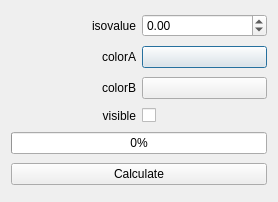
The window that src/langmuirView/forms/isosurfacedialog.ui (LangmuirSim/langmuir) describes before a commit, drawn with Qt 5.
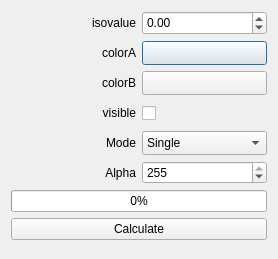
The same window after the commit. Custom widgets are drawn as their Qt base class.

Commit message: Added options iso dialog.

The edit to the form file:
```diff
--- a/src/langmuirView/forms/isosurfacedialog.ui
+++ b/src/langmuirView/forms/isosurfacedialog.ui
@@ -7,7 +7,7 @@
     <x>0</x>
     <y>0</y>
     <width>274</width>
-    <height>202</height>
+    <height>259</height>
    </rect>
   </property>
   <property name="windowTitle">
@@ -24,28 +24,45 @@
      </property>
     </widget>
    </item>
-   <item row="0" column="0">
-    <widget class="QLabel" name="labelIsoValue">
-     <property name="text">
-      <string>isovalue</string>
+   <item row="0" column="1">
+    <widget class="QDoubleSpinBox" name="doubleSpinBoxIsoValue">
+     <property name="minimumSize">
+      <size>
+       <width>0</width>
+       <height>24</height>
+      </size>
      </property>
-     <property name="alignment">
-      <set>Qt::AlignRight|Qt::AlignTrailing|Qt::AlignVCenter</set>
+     <property name="maximumSize">
+      <size>
+       <width>16777215</width>
+       <height>24</height>
+      </size>
      </property>
-    </widget>
-   </item>
-   <item row="1" column="0">
-    <widget class="QLabel" name="labelColorA">
-     <property name="text">
-      <string>colorA</string>
+     <property name="minimum">
+      <double>-100.000000000000000</double>
      </property>
-     <property name="alignment">
-      <set>Qt::AlignRight|Qt::AlignTrailing|Qt::AlignVCenter</set>
+     <property name="maximum">
+      <double>100.000000000000000</double>
+     </property>
+     <property name="singleStep">
+      <double>0.100000000000000</double>
      </property>
     </widget>
    </item>
    <item row="1" column="1">
     <widget class="ColorButton" name="colorButtonA">
+     <property name="minimumSize">
+      <size>
+       <width>0</width>
+       <height>24</height>
+      </size>
+     </property>
+     <property name="maximumSize">
+      <size>
+       <width>16777215</width>
+       <height>24</height>
+      </size>
+     </property>
      <property name="text">
       <string/>
      </property>
@@ -61,21 +78,45 @@
      </property>
     </widget>
    </item>
-   <item row="2" column="1">
-    <widget class="ColorButton" name="colorButtonB">
-     <property name="text">
-      <string/>
-     </property>
-    </widget>
-   </item>
    <item row="3" column="1">
     <widget class="QCheckBox" name="checkBoxVisible">
+     <property name="minimumSize">
+      <size>
+       <width>0</width>
+       <height>24</height>
+      </size>
+     </property>
+     <property name="maximumSize">
+      <size>
+       <width>16777215</width>
+       <height>24</height>
+      </size>
+     </property>
      <property name="text">
       <string/>
      </property>
     </widget>
    </item>
-   <item row="4" column="0" colspan="2">
+   <item row="2" column="1">
+    <widget class="ColorButton" name="colorButtonB">
+     <property name="minimumSize">
+      <size>
+       <width>0</width>
+       <height>24</height>
+      </size>
+     </property>
+     <property name="maximumSize">
+      <size>
+       <width>16777215</width>
+       <height>24</height>
+      </size>
+     </property>
+     <property name="text">
+      <string/>
+     </property>
+    </widget>
+   </item>
+   <item row="6" column="0" colspan="2">
     <widget class="QProgressBar" name="calculateProgress">
      <property name="minimumSize">
       <size>
@@ -94,7 +135,17 @@
      </property>
     </widget>
    </item>
-   <item row="5" column="0" colspan="2">
+   <item row="0" column="0">
+    <widget class="QLabel" name="labelIsoValue">
+     <property name="text">
+      <string>isovalue</string>
+     </property>
+     <property name="alignment">
+      <set>Qt::AlignRight|Qt::AlignTrailing|Qt::AlignVCenter</set>
+     </property>
+    </widget>
+   </item>
+   <item row="7" column="0" colspan="2">
     <widget class="QPushButton" name="calculateButton">
      <property name="minimumSize">
       <size>
@@ -113,19 +164,82 @@
      </property>
     </widget>
    </item>
-   <item row="0" column="1">
-    <widget class="QDoubleSpinBox" name="doubleSpinBoxIsoValue">
-     <property name="minimum">
-      <double>-100.000000000000000</double>
+   <item row="1" column="0">
+    <widget class="QLabel" name="labelColorA">
+     <property name="text">
+      <string>colorA</string>
      </property>
+     <property name="alignment">
+      <set>Qt::AlignRight|Qt::AlignTrailing|Qt::AlignVCenter</set>
+     </property>
+    </widget>
+   </item>
+   <item row="4" column="0">
+    <widget class="QLabel" name="labelMode">
+     <property name="text">
+      <string>Mode</string>
+     </property>
+     <property name="alignment">
+      <set>Qt::AlignRight|Qt::AlignTrailing|Qt::AlignVCenter</set>
+     </property>
+    </widget>
+   </item>
+   <item row="5" column="0">
+    <widget class="QLabel" name="labelAlpha">
+     <property name="text">
+      <string>Alpha</string>
+     </property>
+     <property name="alignment">
+      <set>Qt::AlignRight|Qt::AlignTrailing|Qt::AlignVCenter</set>
+     </property>
+    </widget>
+   </item>
+   <item row="5" column="1">
+    <widget class="QSpinBox" name="spinBoxAlpha">
      <property name="maximum">
-      <double>100.000000000000000</double>
+      <number>255</number>
      </property>
-     <property name="singleStep">
-      <double>0.100000000000000</double>
+     <property name="value">
+      <number>255</number>
      </property>
     </widget>
    </item>
+   <item row="4" column="1">
+    <widget class="QComboBox" name="comboBoxMode">
+     <property name="minimumSize">
+      <size>
+       <width>0</width>
+       <height>24</height>
+      </size>
+     </property>
+     <property name="maximumSize">
+      <size>
+       <width>16777215</width>
+       <height>24</height>
+      </size>
+     </property>
+     <item>
+      <property name="text">
+       <string>Single</string>
+      </property>
+     </item>
+     <item>
+      <property name="text">
+       <string>SingleAlpha</string>
+      </property>
+     </item>
+     <item>
+      <property name="text">
+       <string>Double</string>
+      </property>
+     </item>
+     <item>
+      <property name="text">
+       <string>DoubleAlpha</string>
+      </property>
+     </item>
+    </widget>
+   </item>
   </layout>
  </widget>
  <customwidgets>
```
The commit also changes 3 other files.
